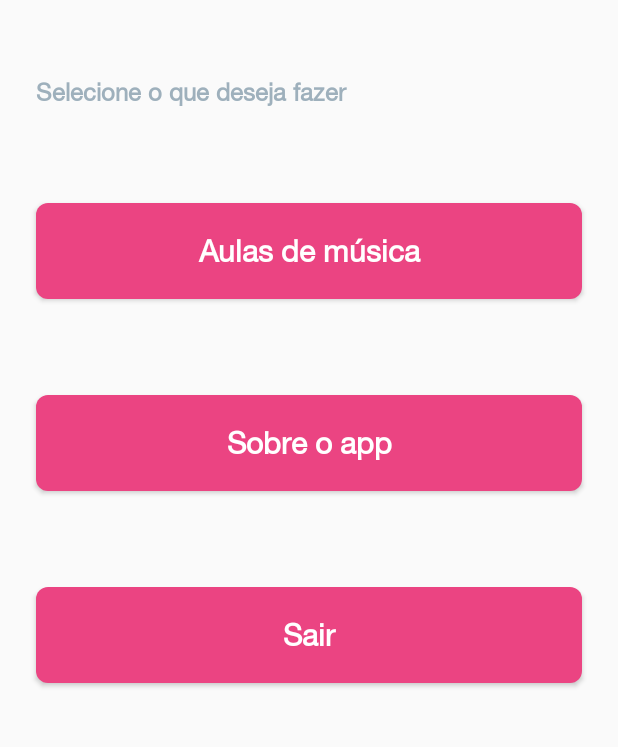
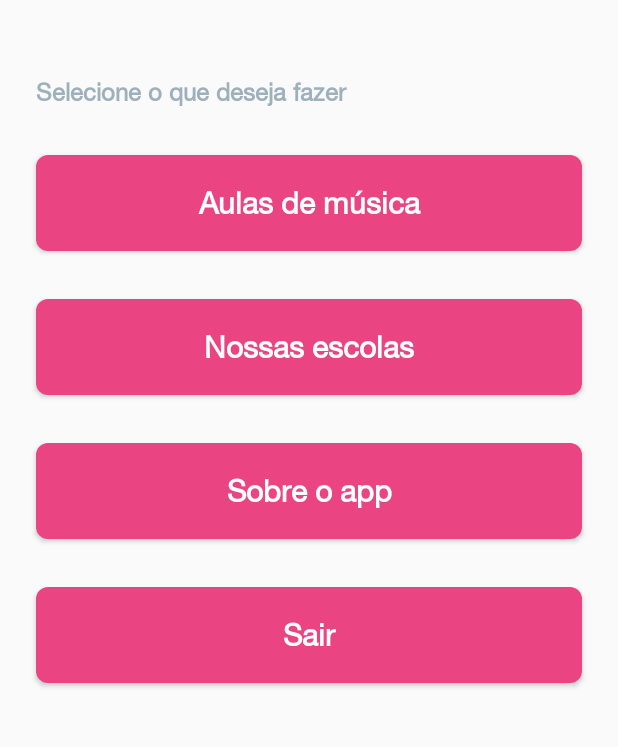
Before and after one commit to juniorstaudt/pick, an Android app: the HomeFragment screen opened through its navigation route, on a phone screen of 412 x 824 dp, the part 204-951 px from its top. Run offline under Robolectric (Android 15) with nearby library versions, the phone set to English and light mode, and no system bars; 1 statement that could not run was skipped.

Commit message:
Adição mapa.

```diff
--- a/app/build.gradle
+++ b/app/build.gradle
@@ -45,6 +45,7 @@ dependencies {
     implementation 'com.google.firebase:firebase-auth:19.3.1'
     implementation 'com.google.firebase:firebase-firestore-ktx:21.6.0'
     implementation 'com.google.android.material:material:1.0.0'
+    implementation 'com.google.android.gms:play-services-maps:17.0.0'
     testImplementation 'junit:junit:4.12'
     androidTestImplementation 'androidx.test.ext:junit:1.1.2'
     androidTestImplementation 'androidx.test.espresso:espresso-core:3.3.0'
@@ -58,4 +59,5 @@ dependencies {
     implementation 'com.google.firebase:firebase-messaging:20.2.0'
     implementation('com.crashlytics.sdk.android:crashlytics:2.10.1')
     implementation 'com.google.firebase:firebase-analytics-ktx:17.4.3'
+    implementation 'com.google.android.gms:play-services-location:11.8.0'
 }
--- a/app/src/main/java/com/br/jrstaudt/pick/ui/home/HomeFragment.kt
+++ b/app/src/main/java/com/br/jrstaudt/pick/ui/home/HomeFragment.kt
@@ -14,7 +14,6 @@ import com.google.firebase.analytics.FirebaseAnalytics
 import com.google.firebase.analytics.ktx.analytics
 import com.google.firebase.analytics.ktx.logEvent
 import com.google.firebase.ktx.Firebase
-import kotlinx.android.synthetic.main.fragment_home.*
 
 class HomeFragment : BaseFragment() {
 
@@ -22,6 +21,7 @@ class HomeFragment : BaseFragment() {
     private lateinit var btCreateClass: Button
     private lateinit var btAbout: Button
     private lateinit var btLogOut: Button
+    private lateinit var btMap: Button
     private val homeViewModel: HomeViewModel by viewModels()
 
     override fun onCreate(savedInstanceState: Bundle?) {
@@ -44,6 +44,7 @@ class HomeFragment : BaseFragment() {
         btCreateClass = view.findViewById(R.id.btCreateClass)
         btAbout = view.findViewById(R.id.btAbout)
         btLogOut = view.findViewById(R.id.btLogOut)
+        btMap = view.findViewById(R.id.btMaps)
 
         setUpListener()
 
@@ -53,6 +54,11 @@ class HomeFragment : BaseFragment() {
         btCreateClass.setOnClickListener {
             NavHostFragment.findNavController(this)
                 .navigate(R.id.action_homeFragment_to_musicClassFragment)
+        }
+
+        btMap.setOnClickListener {
+            NavHostFragment.findNavController(this)
+                .navigate(R.id.action_homeFragment_to_mapsFragment)
         }
 
         btAbout.setOnClickListener {
--- a/app/src/main/res/layout/fragment_home.xml
+++ b/app/src/main/res/layout/fragment_home.xml
@@ -74,22 +74,33 @@
             style="@style/button"
             android:layout_width="0dp"
             android:layout_height="wrap_content"
-            android:layout_marginTop="64dp"
+            android:layout_marginTop="32dp"
             android:text="@string/button_create_class"
             app:layout_constraintEnd_toEndOf="@+id/tvSubTitleSignUp"
             app:layout_constraintStart_toStartOf="@+id/tvSubTitleSignUp"
             app:layout_constraintTop_toBottomOf="@+id/tvSubTitleSignUp" />
 
         <Button
+            android:id="@+id/btMaps"
+            style="@style/button"
+            android:layout_width="0dp"
+            android:layout_height="wrap_content"
+            android:layout_marginTop="32dp"
+            android:text="@string/button_map"
+            app:layout_constraintEnd_toEndOf="@+id/btCreateClass"
+            app:layout_constraintStart_toStartOf="@+id/btCreateClass"
+            app:layout_constraintTop_toBottomOf="@+id/btCreateClass" />
+
+        <Button
             android:id="@+id/btAbout"
             style="@style/button"
             android:layout_width="0dp"
             android:layout_height="wrap_content"
-            android:layout_marginTop="64dp"
+            android:layout_marginTop="32dp"
             android:text="@string/button_about"
-            app:layout_constraintEnd_toEndOf="@+id/btCreateClass"
-            app:layout_constraintStart_toStartOf="@+id/btCreateClass"
-            app:layout_constraintTop_toBottomOf="@+id/btCreateClass" />
+            app:layout_constraintEnd_toEndOf="@+id/btMaps"
+            app:layout_constraintStart_toStartOf="@+id/btMaps"
+            app:layout_constraintTop_toBottomOf="@+id/btMaps" />
 
 
         <Button
@@ -97,7 +108,7 @@
             style="@style/button"
             android:layout_width="0dp"
             android:layout_height="wrap_content"
-            android:layout_marginTop="64dp"
+            android:layout_marginTop="32dp"
             android:text="@string/button_logout"
             app:layout_constraintEnd_toEndOf="@+id/btAbout"
             app:layout_constraintStart_toStartOf="@+id/btAbout"
--- a/app/src/main/res/navigation/main_nav_graph.xml
+++ b/app/src/main/res/navigation/main_nav_graph.xml
@@ -12,10 +12,21 @@
         tools:layout="@layout/fragment_home">
         <action
             android:id="@+id/action_homeFragment_to_musicClassFragment"
-            app:destination="@id/musicClassFragment" />
+            app:destination="@id/musicClassFragment"
+            app:enterAnim="@anim/slide_in_right"
+            app:exitAnim="@anim/slide_out_left"
+            app:popEnterAnim="@android:anim/slide_in_left"
+            app:popExitAnim="@android:anim/slide_out_right" />
         <action
             android:id="@+id/action_homeFragment_to_aboutFragment"
             app:destination="@id/aboutFragment"
+            app:enterAnim="@anim/slide_in_right"
+            app:exitAnim="@anim/slide_out_left"
+            app:popEnterAnim="@android:anim/slide_in_left"
+            app:popExitAnim="@android:anim/slide_out_right" />
+        <action
+            android:id="@+id/action_homeFragment_to_mapsFragment"
+            app:destination="@id/mapsFragment"
             app:enterAnim="@anim/slide_in_right"
             app:exitAnim="@anim/slide_out_left"
             app:popEnterAnim="@android:anim/slide_in_left"
@@ -31,5 +42,10 @@
         android:name="com.br.jrstaudt.pick.ui.about.AboutFragment"
         android:label="fragment_about"
         tools:layout="@layout/fragment_about" />
+    <fragment
+        android:id="@+id/mapsFragment"
+        android:name="com.br.jrstaudt.pick.ui.maps.MapsFragment"
+        android:label="fragment_maps"
+        tools:layout="@layout/fragment_maps" />
 
 </navigation>
--- a/app/src/main/res/values/strings.xml
+++ b/app/src/main/res/values/strings.xml
@@ -27,6 +27,7 @@
 
     <string name="button_create_class">Aulas de música</string>
     <string name="button_list_class">Listar aulas</string>
+    <string name="button_map">Nossas escolas</string>
     <string name="button_about">Sobre o app</string>
     <string name="button_logout">Sair</string>
 
```
Also changed, not shown: app/src/debug/res/values/google_maps_api.xml (added, +24 -0 lines), app/src/main/AndroidManifest.xml (+25 -1 lines), app/src/main/java/com/br/jrstaudt/pick/ui/maps/MapsFragment.kt (added, +45 -0 lines), app/src/main/res/layout/fragment_maps.xml (added, +8 -0 lines), 1 other file.
